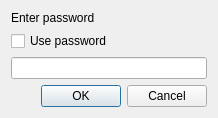
The window that src/Gui/PasswordDialog.ui (IDREsandbox/vsim) describes before a commit, drawn with Qt 5.
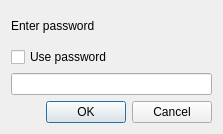
The same window after the commit.

The edit to the form file:
```diff
--- a/src/Gui/PasswordDialog.ui
+++ b/src/Gui/PasswordDialog.ui
@@ -6,8 +6,8 @@
    <rect>
     <x>0</x>
     <y>0</y>
-    <width>218</width>
-    <height>109</height>
+    <width>223</width>
+    <height>134</height>
    </rect>
   </property>
   <property name="windowTitle">
```
Left out of the diff: 2 changed lines with no effect on the pictures.
